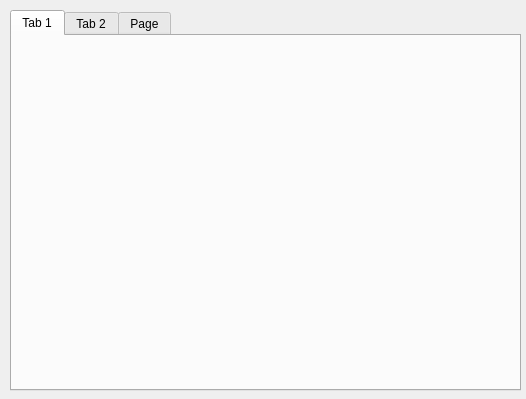
Qt form src/PreferencesDialog.ui (oli-kester/kepler34) before a commit.
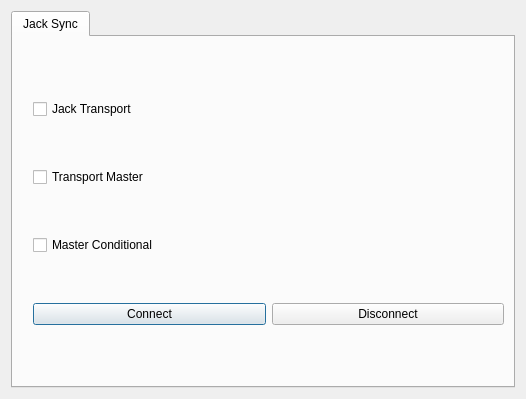
The same form after that commit.

The edit to the form file:
```diff
--- a/src/PreferencesDialog.ui
+++ b/src/PreferencesDialog.ui
@@ -13,34 +13,67 @@
   <property name="windowTitle">
    <string>Preferences</string>
   </property>
+  <layout class="QVBoxLayout" name="verticalLayout">
+   <item>
   <widget class="QTabWidget" name="tabWidget">
+     <property name="currentIndex">
+      <number>0</number>
+     </property>
+     <widget class="QWidget" name="tabJackSync">
+      <attribute name="title">
+       <string>Jack Sync</string>
+      </attribute>
+      <widget class="QWidget" name="">
    <property name="geometry">
     <rect>
-     <x>10</x>
-     <y>10</y>
-     <width>511</width>
-     <height>381</height>
-    </rect>
-   </property>
-   <property name="currentIndex">
-    <number>0</number>
-   </property>
-   <widget class="QWidget" name="tab">
-    <attribute name="title">
-     <string>Tab 1</string>
-    </attribute>
-   </widget>
-   <widget class="QWidget" name="tab_2">
-    <attribute name="title">
-     <string>Tab 2</string>
-    </attribute>
-   </widget>
-   <widget class="QWidget" name="tab_3">
-    <attribute name="title">
-     <string>Page</string>
-    </attribute>
-   </widget>
-  </widget>
+         <x>20</x>
+         <y>20</y>
+         <width>471</width>
+         <height>311</height>
+        </rect>
+       </property>
+       <layout class="QGridLayout" name="gridLayout">
+        <item row="0" column="0" colspan="2">
+         <widget class="QCheckBox" name="checkBox">
+          <property name="text">
+           <string>Jack Transport</string>
+          </property>
+         </widget>
+        </item>
+        <item row="1" column="0" colspan="2">
+         <widget class="QCheckBox" name="checkBox_2">
+          <property name="text">
+           <string>Transport Master</string>
+          </property>
+         </widget>
+        </item>
+        <item row="2" column="0" colspan="2">
+         <widget class="QCheckBox" name="checkBox_3">
+          <property name="text">
+           <string>Master Conditional</string>
+          </property>
+         </widget>
+        </item>
+        <item row="3" column="0">
+         <widget class="QPushButton" name="pushButton">
+          <property name="text">
+           <string>Connect</string>
+          </property>
+         </widget>
+        </item>
+        <item row="3" column="1">
+         <widget class="QPushButton" name="pushButton_2">
+          <property name="text">
+           <string>Disconnect</string>
+          </property>
+         </widget>
+        </item>
+       </layout>
+      </widget>
+     </widget>
+    </widget>
+   </item>
+  </layout>
  </widget>
  <resources/>
  <connections/>
```
Lines whose indentation alone changed are shown as unchanged.
